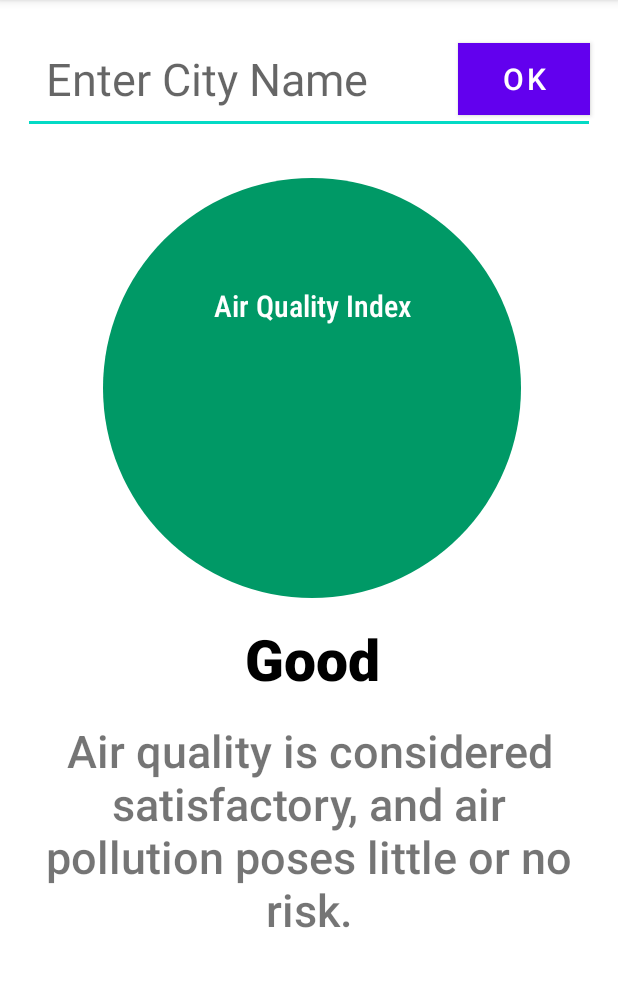
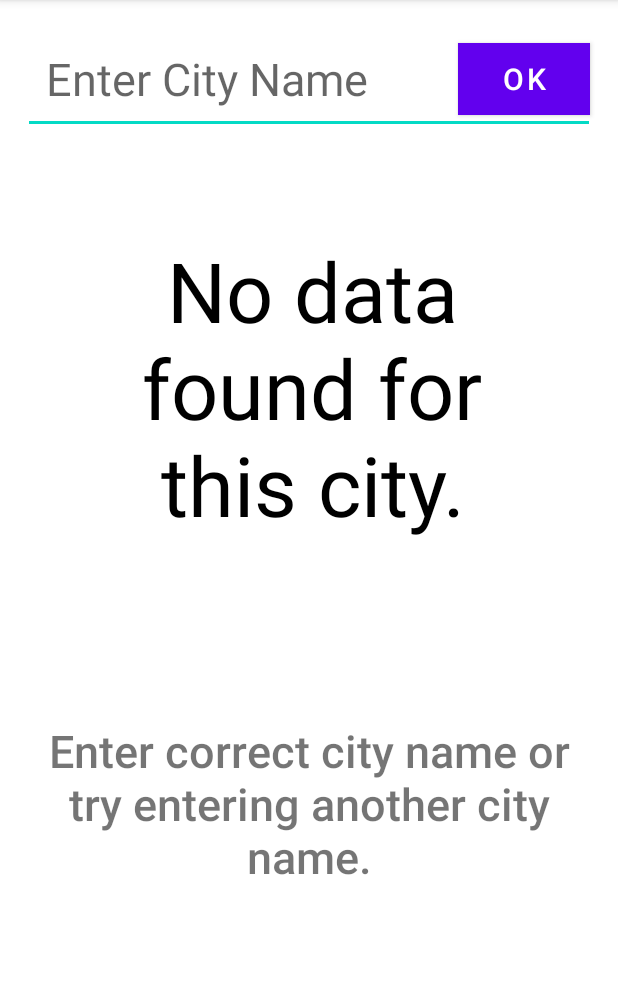
Before and after one commit to Arshjeet2003/Pollution_info_loader, an Android app: the screen it shows after launch (MainActivity), after a tap on "OK", on a phone screen of 412 x 824 dp, the part 84-1071 px from its top. Run offline under Robolectric (Android 15) with nearby library versions, the phone set to English and light mode, and no system bars.

Commit message:
No city found update

```diff
--- a/app/src/main/java/com/example/android/pollutioninfo/MainActivity.java
+++ b/app/src/main/java/com/example/android/pollutioninfo/MainActivity.java
@@ -1,5 +1,6 @@
 package com.example.android.pollutioninfo;
 
+import android.graphics.Color;
 import android.graphics.drawable.GradientDrawable;
 import android.os.AsyncTask;
 import android.os.Bundle;
@@ -18,6 +19,7 @@ public class MainActivity extends AppCompatActivity{
     EditText editText;
     TextView instruction;
     TextView heading;
+    TextView aqi_name;
     @Override
     protected void onCreate(Bundle savedInstanceState) {
         super.onCreate(savedInstanceState);
@@ -27,6 +29,7 @@ public class MainActivity extends AppCompatActivity{
         editText = findViewById(R.id.editText);
         instruction = findViewById(R.id.instructions);
         heading = findViewById(R.id.heading);
+        aqi_name = findViewById(R.id.aqi_name);
         button.setOnClickListener(new View.OnClickListener() {
             @Override
             public void onClick(View v) {
@@ -52,7 +55,15 @@ public class MainActivity extends AppCompatActivity{
             textView.setText(s);
             int magnitude = Integer.valueOf(s);
             GradientDrawable magnitudeCircle = (GradientDrawable) textView.getBackground();
-            if(magnitude>=0 && magnitude<=50) {
+            if(magnitude<0){
+                aqi_name.setVisibility(View.INVISIBLE);
+                textView.setText("No data found for this city.");
+                magnitudeCircle.setColor(getResources().getColor(R.color.white));
+                textView.setTextColor(getResources().getColor(R.color.black));
+                instruction.setText("Enter correct city name or try entering another city name.");
+                heading.setText("");
+            }
+            else if(magnitude>=0 && magnitude<=50) {
                 magnitudeCircle.setColor(getResources().getColor(R.color.Good));
                 heading.setText("Good");
                 instruction.setText(R.string.Good);
--- a/app/src/main/java/com/example/android/pollutioninfo/Pollutioninfo.java
+++ b/app/src/main/java/com/example/android/pollutioninfo/Pollutioninfo.java
@@ -23,7 +23,7 @@ public class Pollutioninfo {
 
     private static final String LOG_TAG = Pollutioninfo.class.getSimpleName();
     public static String fetchPollutiondata(String JsonResponse) {
-        String aqi = "";
+        String aqi;
         String response="";
         URL url = createUrl(JsonResponse);
         try {
@@ -36,7 +36,7 @@ public class Pollutioninfo {
             JSONObject data = baseJsonResponse.getJSONObject("data");
             aqi = String.valueOf(data.getInt("aqi"));
         } catch (JSONException e) {
-            Log.e(LOG_TAG, "problem in key", e);
+            aqi = "-1";
         }
         return aqi;
     }
@@ -61,7 +61,6 @@ public class Pollutioninfo {
         }
         HttpURLConnection urlConnection =null;
         InputStream inputStream = null;
-    if(URLUtil.isValidUrl(String.valueOf(url)) && Patterns.WEB_URL.matcher(String.valueOf(url)).matches()) {
     try {
         urlConnection = (HttpURLConnection) url.openConnection();
         urlConnection.setReadTimeout(10000 /* milliseconds */);
@@ -78,7 +77,9 @@ public class Pollutioninfo {
             Log.e(LOG_TAG, "Error response code:" + urlConnection.getResponseCode());
         }
     } catch (IOException e) {
-        Log.e(LOG_TAG, "problem receiving the earthquake JSON results", e);
+
+        return jsonResponse;
+
     } finally {
         if (urlConnection != null) {
             urlConnection.disconnect();
@@ -90,7 +91,6 @@ public class Pollutioninfo {
             inputStream.close();
         }
     }
-}
         return jsonResponse;
     }
     private static String readFromStream(InputStream inputStream) throws IOException
--- a/app/src/main/res/values-night/themes.xml
+++ /dev/null
@@ -1,16 +0,0 @@
-<resources xmlns:tools="http://schemas.android.com/tools">
-    <!-- Base application theme. -->
-    <style name="Theme.PollutionInfo" parent="Theme.MaterialComponents.DayNight.DarkActionBar">
-        <!-- Primary brand color. -->
-        <item name="colorPrimary">@color/purple_200</item>
-        <item name="colorPrimaryVariant">@color/purple_700</item>
-        <item name="colorOnPrimary">@color/black</item>
-        <!-- Secondary brand color. -->
-        <item name="colorSecondary">@color/teal_200</item>
-        <item name="colorSecondaryVariant">@color/teal_200</item>
-        <item name="colorOnSecondary">@color/black</item>
-        <!-- Status bar color. -->
-        <item name="android:statusBarColor" tools:targetApi="l">?attr/colorPrimaryVariant</item>
-        <!-- Customize your theme here. -->
-    </style>
-</resources>
```
